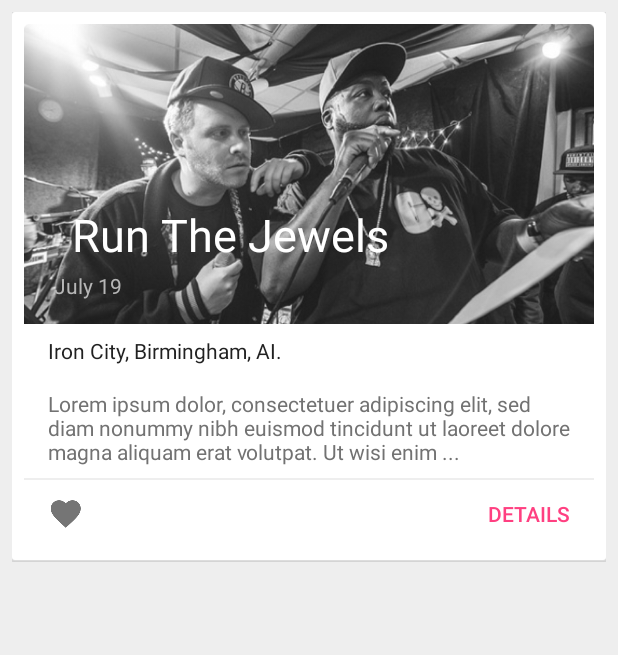
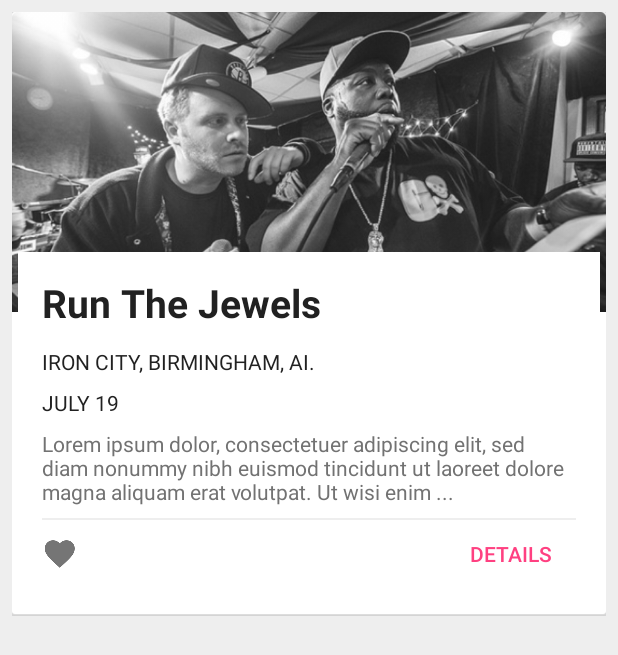
Before and after one commit to nvg58/LocalloVN, an Android app: the layout custom_event_row.xml on its own in the app's theme, with its tools: preview values and no code run, on a phone screen of 412 x 824 dp. Shown: the top 655 px of the screen. Run offline under Robolectric (Android 15) with nearby library versions, the phone set to English and light mode, and no system bars; network calls fail.

Commit message:
change layout custom_row

```diff
--- a/app/src/main/AndroidManifest.xml
+++ b/app/src/main/AndroidManifest.xml
@@ -18,7 +18,7 @@
         <activity
             android:name=".LoginActivity"
             android:label="@string/app_name"
-            android:launchMode="singleTop"/>
+            android:launchMode="singleTop" />
         <activity
             android:name="com.facebook.LoginActivity"
             android:label="@string/app_name"
--- a/app/src/main/res/layout/custom_event_row.xml
+++ b/app/src/main/res/layout/custom_event_row.xml
@@ -7,9 +7,7 @@
     android:layout_marginRight="@dimen/size_byte"
     android:layout_marginTop="@dimen/size_byte"
     android:background="@drawable/card"
-    android:clickable="false"
-    android:padding="@dimen/size_byte">
-
+    android:clickable="false">
 
     <com.android.volley.toolbox.NetworkImageView
         android:id="@+id/eventThumbnail"
@@ -20,56 +18,63 @@
         android:scaleType="fitXY"
         android:src="@drawable/jewels" />
 
+    <LinearLayout
+        android:layout_width="match_parent"
+        android:layout_height="wrap_content"
+        android:layout_below="@id/eventThumbnail"
+        android:layout_marginTop="-40dp"
+        android:paddingLeft="4dp"
+        android:paddingRight="4dp"
+        >
+
+        <RelativeLayout
+            android:layout_width="match_parent"
+            android:layout_height="wrap_content"
+            android:layout_below="@id/eventThumbnail"
+            android:background="@android:color/white"
+            android:padding="@dimen/size_word"            >
+
             <TextView
                 android:id="@+id/eventTitle"
-        android:layout_width="wrap_content"
+                android:layout_width="match_parent"
                 android:layout_height="wrap_content"
-        android:layout_alignLeft="@id/eventThumbnail"
-        android:layout_alignRight="@id/eventThumbnail"
-        android:layout_alignTop="@id/eventThumbnail"
-        android:layout_marginLeft="32dp"
-        android:layout_marginTop="120dp"
                 android:gravity="left"
+                android:paddingBottom="4dp"
                 android:text="Run The Jewels"
-        android:textColor="@android:color/white"
-        android:textSize="@dimen/size_text_header" />
-
-
-    <TextView
-        android:id="@+id/eventDate"
-        android:layout_width="wrap_content"
-        android:layout_height="wrap_content"
-        android:layout_alignBottom="@id/eventThumbnail"
-        android:layout_alignLeft="@id/eventThumbnail"
-        android:layout_below="@id/eventTitle"
-        android:layout_marginLeft="16dp"
-        android:padding="@dimen/size_half_byte"
-        android:text="July 19"
-        android:textColor="@color/colorHighlight"
-        android:textSize="@dimen/size_text_secondary" />
+                android:textColor="@color/colorPrimaryText"
+                android:textSize="@dimen/size_text_primary"
+                android:textStyle="bold" />
 
             <TextView
                 android:id="@+id/eventPlace"
                 android:layout_width="match_parent"
                 android:layout_height="wrap_content"
-        android:layout_below="@id/eventThumbnail"
+                android:layout_below="@id/eventTitle"
                 android:lines="1"
                 android:paddingBottom="8dp"
-        android:paddingLeft="16dp"
-        android:paddingRight="16dp"
                 android:paddingTop="8dp"
                 android:text="Iron City, Birmingham, AI."
+                android:textAllCaps="true"
                 android:textColor="@color/colorPrimaryText" />
+
+            <TextView
+                android:id="@+id/eventDate"
+                android:layout_width="match_parent"
+                android:layout_height="wrap_content"
+                android:layout_below="@id/eventPlace"
+                android:lines="1"
+                android:text="July 19"
+                android:textAllCaps="true"
+                android:textColor="@color/colorPrimaryText"
+                android:textSize="@dimen/size_text_secondary" />
 
             <TextView
                 android:id="@+id/eventDescription"
                 android:layout_width="match_parent"
                 android:layout_height="wrap_content"
-        android:layout_below="@id/eventPlace"
+                android:layout_below="@id/eventDate"
                 android:lines="3"
                 android:paddingBottom="8dp"
-        android:paddingLeft="16dp"
-        android:paddingRight="16dp"
                 android:paddingTop="8dp"
                 android:text="Lorem ipsum dolor, consectetuer adipiscing elit, sed diam nonummy nibh euismod tincidunt ut laoreet dolore magna aliquam erat volutpat. Ut wisi enim ..."
                 android:textColor="@color/colorSecondaryText" />
@@ -84,7 +89,7 @@
                 android:id="@+id/btnDetails"
                 android:layout_width="wrap_content"
                 android:layout_height="wrap_content"
-        android:layout_alignRight="@id/eventThumbnail"
+                android:layout_alignRight="@id/eventTitle"
                 android:layout_below="@id/eventDescription"
                 android:background="@android:color/transparent"
                 android:elevation="0dp"
@@ -97,14 +102,15 @@
                 android:layout_width="wrap_content"
                 android:layout_height="wrap_content"
                 android:layout_alignBottom="@id/btnDetails"
-        android:layout_alignLeft="@id/eventThumbnail"
+                android:layout_alignLeft="@id/eventTitle"
                 android:layout_alignTop="@id/btnDetails"
                 android:layout_below="@id/eventDescription"
                 android:layout_centerVertical="true"
                 android:background="@android:color/transparent"
                 android:elevation="0dp"
                 android:nestedScrollingEnabled="false"
-        android:paddingLeft="16dp"
+
                 android:src="@mipmap/ic_favorite_grey600_24dp" />
-
         </RelativeLayout>
+    </LinearLayout>
+</RelativeLayout>
--- a/app/src/main/res/values/dimens.xml
+++ b/app/src/main/res/values/dimens.xml
@@ -5,7 +5,7 @@
 
     <dimen name="size_word">16dp</dimen>
     <dimen name="size_text_header">30sp</dimen>
-    <dimen name="size_text_primary">16sp</dimen>
+    <dimen name="size_text_primary">26sp</dimen>
     <dimen name="size_text_secondary">14sp</dimen>
     <dimen name="size_half_byte">4dp</dimen>
     <dimen name="size_byte">8dp</dimen>
```
Also changed, not shown: app/src/main/java/com/locol/locol/MyRecyclerAdapter.java (+11 -0 lines). Lines whose indentation alone changed are shown as unchanged.
